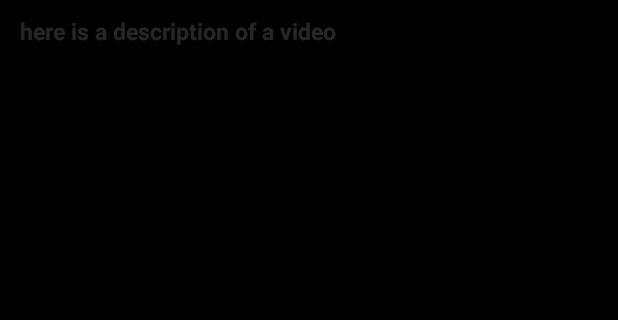
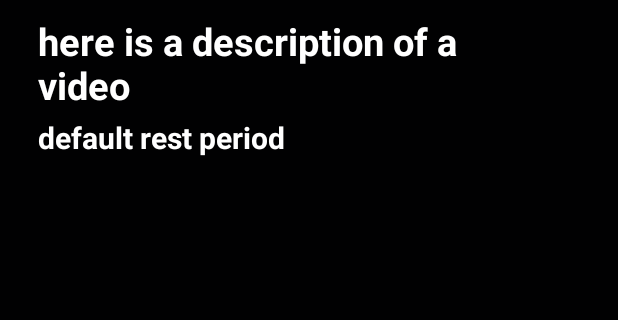
Before and after one commit to sagreine/homeGymTv, an Android app: the layout activity_media_viewer.xml on its own in the app's theme, with its tools: preview values and no code run, on a phone screen of 412 x 824 dp, the part 84-404 px from its top. Run offline under Robolectric (Android 15) with nearby library versions, the phone set to English and light mode, and no system bars.

Commit message:
better view, add restperiod naiive

```diff
--- a/app/src/main/java/com/amazon/whisperplay/fling/media/player/CustomMediaPlayerImplementation.java
+++ b/app/src/main/java/com/amazon/whisperplay/fling/media/player/CustomMediaPlayerImplementation.java
@@ -63,6 +63,7 @@ public class CustomMediaPlayerImplementation implements CustomMediaPlayer {
     private List<String> mMimeTypes;
     private String mCurrentTitle;
     private String mCurrentDescription;
+    private int mRestInterval;
     private String mMediaType;
     private MediaPlayerInfo mPendingMediaInfo = null;
     private MediaPlayerInfo mCurrentMediaInfo = null;
@@ -153,6 +154,10 @@ public class CustomMediaPlayerImplementation implements CustomMediaPlayer {
 
     public String getDescription() {
         return mCurrentDescription;
+    }
+
+    public int getRestInterval() {
+        return mRestInterval;
     }
 
     public void setBinderStatus(boolean status) {
@@ -367,6 +372,7 @@ public class CustomMediaPlayerImplementation implements CustomMediaPlayer {
             mCurrentTitle = jobj.getString("title");
             mMediaType = jobj.optString("type");
             mCurrentDescription = jobj.optString("description");
+            mRestInterval = jobj.optInt("restPeriodAfter");
         } catch (JSONException e) {
             Log.e(TAG, "Cannot parse Metadata", e);
             mCurrentTitle = null;
--- a/app/src/main/java/com/amazon/whisperplay/fling/media/player/CustomMediaPlayerService.java
+++ b/app/src/main/java/com/amazon/whisperplay/fling/media/player/CustomMediaPlayerService.java
@@ -150,6 +150,14 @@ public class CustomMediaPlayerService extends MediaPlayerHostService {
                 return mImpl.getDescription();
             }
             return null;
+        }
+
+        @Override
+        public int getRestInterval() {
+            if (mImpl != null) {
+                return mImpl.getRestInterval();
+            }
+            return 0;
         }
 
         /**
--- a/app/src/main/java/com/amazon/whisperplay/fling/media/player/activity/IMediaViewControl.java
+++ b/app/src/main/java/com/amazon/whisperplay/fling/media/player/activity/IMediaViewControl.java
@@ -34,6 +34,13 @@ public interface IMediaViewControl extends CustomMediaPlayer {
     public String getDescription();
 
     /**
+     * Returns current Media rest interval, if any
+     *
+     * @return description or null
+     */
+    public int getRestInterval();
+
+    /**
      * Set the surface holder to display media on
      *
      * @param holder
--- a/app/src/main/java/com/amazon/whisperplay/fling/media/player/activity/MediaViewer.java
+++ b/app/src/main/java/com/amazon/whisperplay/fling/media/player/activity/MediaViewer.java
@@ -67,8 +67,10 @@ public class MediaViewer extends Activity {
     private SeekBar mSeekBar;
     private TextView mMediaTitle;
     private TextView mMediaDescription;
+    private TextView mRestInterval;
     private TextView mTotalDuration;
     private TextView mCurrentPosition;
+
 
     // Paused identification letter
     private TextView mPausedLetter;
@@ -183,6 +185,7 @@ public class MediaViewer extends Activity {
         mSeekBar = (SeekBar)findViewById(R.id.seekBar);
         mMediaTitle = (TextView)findViewById(R.id.media_title);
         mMediaDescription = (TextView)findViewById(R.id.media_description);
+        mRestInterval = (TextView)findViewById(R.id.media_rest_interval);
         mTotalDuration = (TextView)findViewById(R.id.totalDuration);
         mCurrentPosition = (TextView)findViewById(R.id.currentPosition);
         mPausedLetter = (TextView)findViewById(R.id.paused);
@@ -335,11 +338,13 @@ public class MediaViewer extends Activity {
                                 String description = getString(R.string.empty);
                                 String media_type = getString(R.string.empty);
                                 String poster = getString(R.string.empty);
+                                int rest_interval = 0;
                                 try {
                                     MediaPlayerInfo info = mViewControl.getMediaInfo();
                                     JSONObject jsonObject = (JSONObject) new JSONTokener(info.getMetadata()).nextValue();
                                     media_title = jsonObject.getString("title");
                                     description = jsonObject.optString("description");
+                                    rest_interval = Integer.parseInt(jsonObject.optString("restPeriodAfter"));
                                     media_type = jsonObject.optString("type").split("/")[0];
                                     poster = jsonObject.optString("poster");
                                 } catch (IOException e) {
@@ -349,6 +354,7 @@ public class MediaViewer extends Activity {
                                 }
                                 mMediaTitle.setText(media_title);
                                 mMediaDescription.setText(description);
+                                mRestInterval.setText(String.valueOf(rest_interval));
                                 // Assume that metadata:type came into correctly. There is still
                                 // possibility that this type can be differ than media type on URL.
                                 if (media_type.equals("audio")) {
--- a/app/src/main/res/layout/activity_media_viewer.xml
+++ b/app/src/main/res/layout/activity_media_viewer.xml
@@ -4,6 +4,13 @@
     android:layout_height="match_parent"
     android:orientation="horizontal"
     tools:context="com.amazon.whisperplay.fling.media.player.activity.MediaViewer">
+
+  <View
+        android:id="@+id/centerShim"
+        android:layout_height="0dp"
+        android:layout_width="0dp"
+        android:visibility="invisible"
+        android:layout_centerVertical="true"/>
 
     <TextView
         android:id="@+id/textView"
@@ -13,9 +20,10 @@
 
     <SurfaceView
         android:id="@+id/surfaceViewPlayer"
-        android:layout_width="600dp"
-        android:layout_height="300dp"
-        android:layout_alignParentEnd="true"
+        android:layout_width="match_parent"
+        android:layout_height="match_parent"
+        android:layout_alignParentBottom="true"
+        android:layout_below="@id/centerShim"
         android:keepScreenOn="true"
         android:visibility="gone" />
 
@@ -120,32 +128,55 @@
             android:textStyle="bold"
             android:visibility="invisible" />
 
+        <View
+            android:id="@+id/fake_background"
+            android:layout_width="fill_parent"
+            android:layout_height="fill_parent"
+            android:background="#D9000000"
+            android:padding="0px" />
+
     </RelativeLayout>
+<RelativeLayout
+        android:id="@+id/media_metadata"
+        android:layout_width="match_parent"
+        android:layout_height="match_parent"
+        android:layout_above="@id/centerShim"
+        android:orientation="horizontal"
+        android:visibility="visible">
 
     <TextView
         android:id="@+id/media_description"
-        android:layout_width="473dp"
+        android:layout_width="match_parent"
         android:layout_height="wrap_content"
-        android:layout_below="@id/surfaceViewPlayer"
-        android:layout_marginStart="13dp"
+        android:layout_alignParentTop="true"
+        android:layout_marginStart="25dp"
         android:layout_marginTop="10dp"
         android:layout_marginEnd="70dp"
-        android:layout_marginBottom="254dp"
+        android:layout_marginBottom="2dp"
         android:ellipsize="end"
         android:lines="2"
         android:text="here is a description of a video"
         android:textColor="@android:color/white"
-        android:textSize="15sp"
+        android:textSize="25sp"
         android:textStyle="bold"
         android:visibility="visible" />
 
-
-    <View
-        android:id="@+id/fake_background"
-        android:layout_width="fill_parent"
-        android:layout_height="fill_parent"
-        android:background="#D9000000"
-        android:padding="0px" />
+    <TextView
+        android:id="@+id/media_rest_interval"
+        android:layout_width="match_parent"
+        android:layout_height="wrap_content"
+        android:layout_below="@id/media_description"
+        android:layout_marginStart="25dp"
+        android:layout_marginTop="2dp"
+        android:layout_marginEnd="70dp"
+        android:ellipsize="end"
+        android:lines="2"
+        android:text="default rest period"
+        android:textColor="@android:color/white"
+        android:textSize="20sp"
+        android:textStyle="bold"
+        android:visibility="visible" />
+    </RelativeLayout>
 
     <ProgressBar
         android:id="@+id/media_loading_progress"
```
Also changed, not shown: 56 other files.
